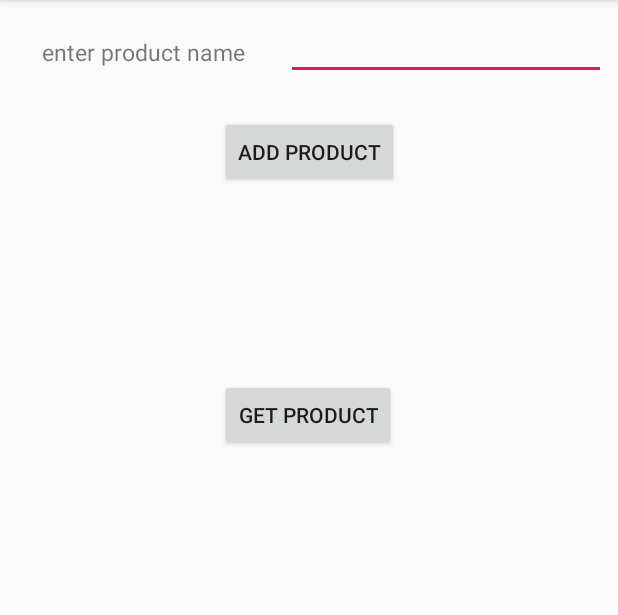
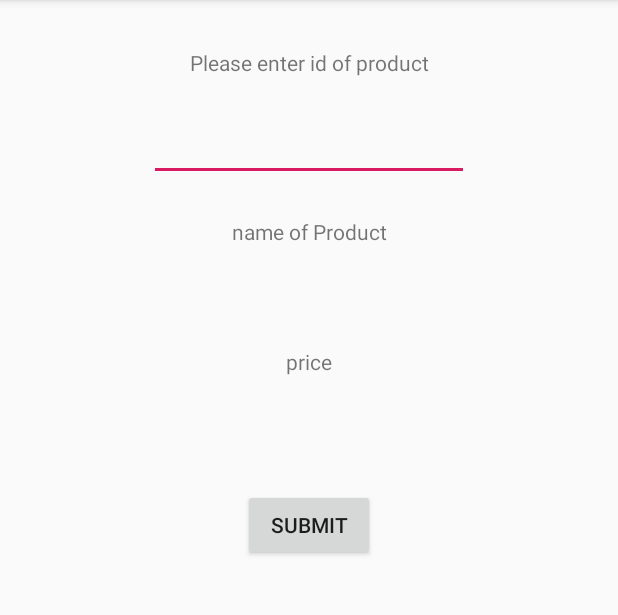
Before and after one commit to ishbayev16/ecom1, an Android app: the screen it shows after launch (MainActivity before the commit, ShowJsonObjectActivity after it), on a phone screen of 412 x 824 dp, the part 84-699 px from its top. Run offline under Robolectric (Android 15) with nearby library versions, the phone set to English and light mode, and no system bars; our stand-ins replace Volley.

Commit message:
get data from server

```diff
--- /dev/null
+++ b/app/src/main/java/com/example/ecommerceappkotlin/ShowJsonObjectActivity.kt
@@ -0,0 +1,43 @@
+package com.example.ecommerceappkotlin
+
+import android.os.Bundle
+import androidx.appcompat.app.AppCompatActivity
+import com.android.volley.Request
+import com.android.volley.RequestQueue
+import com.android.volley.Response
+import com.android.volley.toolbox.JsonObjectRequest
+import com.android.volley.toolbox.Volley
+import kotlinx.android.synthetic.main.activity_show_json_object.*
+
+class ShowJsonObjectActivity : AppCompatActivity() {
+
+    override fun onCreate(savedInstanceState: Bundle?) {
+        super.onCreate(savedInstanceState)
+        setContentView(R.layout.activity_show_json_object)
+
+
+        btnSubmit.setOnClickListener {
+
+            val productURL = "https://cmsdeneme2.000webhostapp.com/ecom/present_json.php?id=" + edtProductID.text.toString()
+
+            val requestQ: RequestQueue = Volley.newRequestQueue(this@ShowJsonObjectActivity)
+
+            val jsonOR = JsonObjectRequest(Request.Method.GET, productURL, null,
+                Response.Listener { response ->
+
+                txtProductName.text = response.getString("name")
+                txtProductPrice.text = response.getInt("price").toString()
+
+            }, Response.ErrorListener {
+                error ->
+
+                txtProductName.text = error.message
+
+            })
+
+            requestQ.add(jsonOR)
+
+        }
+
+    }
+}
--- a/app/src/main/res/layout/activity_main.xml
+++ b/app/src/main/res/layout/activity_main.xml
@@ -7,43 +7,18 @@
         android:layout_height="match_parent"
         tools:context=".MainActivity">
     <TextView
-            android:text="enter product name"
             android:layout_width="wrap_content"
             android:layout_height="wrap_content"
-            android:id="@+id/text"
-            app:layout_constraintStart_toStartOf="parent"
-            android:layout_marginStart="8dp" android:textSize="15sp" android:layout_marginTop="24dp"
-            app:layout_constraintTop_toTopOf="parent" android:layout_marginEnd="8dp"
-            app:layout_constraintEnd_toStartOf="@+id/edtProduct"/>
-    <EditText
+            android:id="@+id/txtHelloWorld" app:layout_constraintStart_toStartOf="parent"
+            android:layout_marginStart="8dp"
+            app:layout_constraintEnd_toEndOf="parent" android:layout_marginEnd="8dp" android:layout_marginTop="272dp"
+            app:layout_constraintTop_toTopOf="parent"/>
+    <Button
+            android:text=" get data"
             android:layout_width="wrap_content"
             android:layout_height="wrap_content"
-            android:inputType="textPersonName"
-            android:ems="10"
-            android:id="@+id/edtProduct" android:layout_marginTop="8dp"
-            app:layout_constraintTop_toTopOf="parent" app:layout_constraintEnd_toEndOf="parent"
-            android:layout_marginEnd="8dp"/>
-    <Button
-            android:text="add product"
-            android:layout_width="wrap_content"
-            android:layout_height="wrap_content"
-            android:id="@+id/btnAdd"
-            app:layout_constraintTop_toBottomOf="@+id/edtProduct" app:layout_constraintEnd_toEndOf="parent"
+            android:id="@+id/btnGetDataFromServer" android:layout_marginTop="8dp"
+            app:layout_constraintTop_toBottomOf="@+id/txtHelloWorld" app:layout_constraintEnd_toEndOf="parent"
             android:layout_marginEnd="8dp" app:layout_constraintStart_toStartOf="parent"
-            android:layout_marginStart="8dp" android:layout_marginTop="24dp"/>
-    <TextView
-            android:layout_width="wrap_content"
-            android:layout_height="wrap_content"
-            android:id="@+id/txtGetProduct" android:layout_marginEnd="8dp"
-            app:layout_constraintTop_toBottomOf="@+id/btnAdd"
-            app:layout_constraintEnd_toEndOf="parent" app:layout_constraintStart_toStartOf="parent"
             android:layout_marginStart="8dp"/>
-    <Button
-            android:text="Get Product"
-            android:layout_width="wrap_content"
-            android:layout_height="wrap_content"
-            android:id="@+id/btnGetProduct" android:layout_marginTop="108dp"
-            app:layout_constraintTop_toBottomOf="@+id/txtGetProduct" app:layout_constraintStart_toStartOf="parent"
-            android:layout_marginStart="8dp" app:layout_constraintEnd_toEndOf="parent" android:layout_marginEnd="8dp"
-            app:layout_constraintHorizontal_bias="0.498"/>
 </androidx.constraintlayout.widget.ConstraintLayout>
--- /dev/null
+++ b/app/src/main/res/layout/activity_show_json_object.xml
@@ -0,0 +1,62 @@
+<?xml version="1.0" encoding="utf-8"?>
+<androidx.constraintlayout.widget.ConstraintLayout
+        xmlns:android="http://schemas.android.com/apk/res/android"
+        xmlns:tools="http://schemas.android.com/tools"
+        xmlns:app="http://schemas.android.com/apk/res-auto"
+        android:layout_width="match_parent"
+        android:layout_height="match_parent"
+        tools:context=".ShowJsonObjectActivity">
+
+    <TextView
+            android:text="Please enter id of product"
+            android:layout_width="wrap_content"
+            android:layout_height="wrap_content"
+            android:id="@+id/textView" app:layout_constraintTop_toTopOf="parent"
+            app:layout_constraintEnd_toEndOf="parent" android:layout_marginEnd="8dp"
+            app:layout_constraintStart_toStartOf="parent" android:layout_marginStart="8dp"
+            android:layout_marginTop="32dp"/>
+    <EditText
+            android:layout_width="wrap_content"
+            android:layout_height="wrap_content"
+            android:inputType="textPersonName"
+            android:ems="10"
+            android:id="@+id/edtProductID"
+            app:layout_constraintTop_toBottomOf="@+id/textView" android:layout_marginEnd="8dp"
+            app:layout_constraintEnd_toEndOf="parent" android:layout_marginStart="8dp"
+            app:layout_constraintStart_toStartOf="parent" android:layout_marginTop="24dp"/>
+    <TextView
+            android:text="name of Product"
+            android:layout_width="wrap_content"
+            android:layout_height="wrap_content"
+            android:id="@+id/textView2" app:layout_constraintStart_toStartOf="parent" android:layout_marginStart="8dp"
+            app:layout_constraintEnd_toEndOf="parent" android:layout_marginEnd="8dp"
+            app:layout_constraintTop_toBottomOf="@+id/edtProductID" android:layout_marginTop="24dp"/>
+    <TextView
+            android:layout_width="wrap_content"
+            android:layout_height="wrap_content"
+            android:id="@+id/txtProductName" app:layout_constraintEnd_toEndOf="parent" android:layout_marginEnd="8dp"
+            app:layout_constraintStart_toStartOf="parent" android:layout_marginStart="8dp"
+            app:layout_constraintTop_toBottomOf="@+id/textView2" android:layout_marginTop="24dp"/>
+    <TextView
+            android:text="price"
+            android:layout_width="wrap_content"
+            android:layout_height="wrap_content"
+            android:id="@+id/textView4" android:layout_marginTop="24dp"
+            app:layout_constraintTop_toBottomOf="@+id/txtProductName" app:layout_constraintEnd_toEndOf="parent"
+            android:layout_marginEnd="8dp" app:layout_constraintStart_toStartOf="parent"
+            android:layout_marginStart="8dp"/>
+    <TextView
+            android:layout_width="wrap_content"
+            android:layout_height="wrap_content"
+            android:id="@+id/txtProductPrice" app:layout_constraintEnd_toEndOf="parent" android:layout_marginEnd="8dp"
+            app:layout_constraintStart_toStartOf="parent" android:layout_marginStart="8dp"
+            android:layout_marginTop="24dp" app:layout_constraintTop_toBottomOf="@+id/textView4"/>
+    <Button
+            android:text="Submit"
+            android:layout_width="wrap_content"
+            android:layout_height="wrap_content"
+            android:id="@+id/btnSubmit" android:layout_marginTop="32dp"
+            app:layout_constraintTop_toBottomOf="@+id/txtProductPrice" app:layout_constraintEnd_toEndOf="parent"
+            android:layout_marginEnd="8dp" app:layout_constraintStart_toStartOf="parent"
+            android:layout_marginStart="8dp"/>
+</androidx.constraintlayout.widget.ConstraintLayout>
```
Also changed, not shown: app/src/main/AndroidManifest.xml (+11 -2 lines), app/src/main/java/com/example/ecommerceappkotlin/MainActivity.kt (+20 -15 lines).
